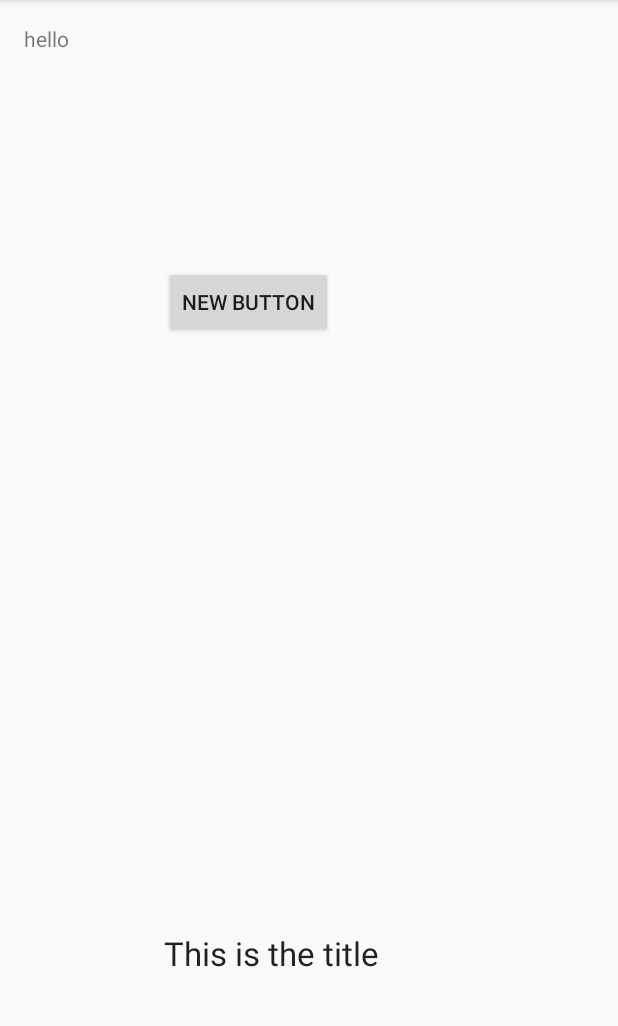
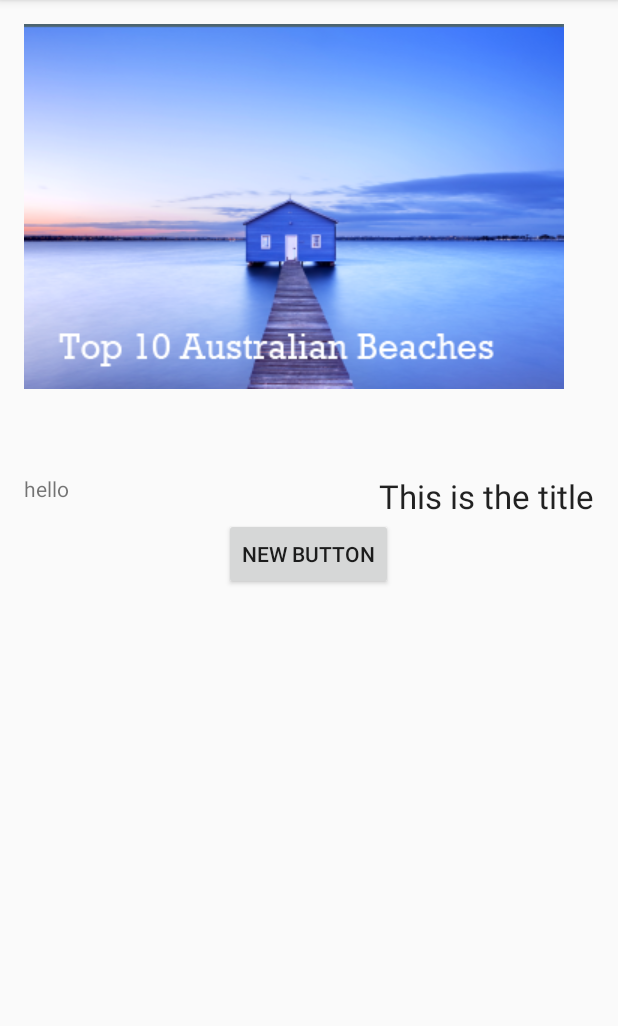
Before and after one commit to EngineerKunle/LocalBroadCast, an Android app: the screen it shows after launch (MainActivity), on a phone screen of 412 x 824 dp, the part 84-1110 px from its top. Run offline under Robolectric (Android 15) with nearby library versions, the phone set to English and light mode, and no system bars; our stand-ins replace ButterKnife.

Commit message:
version rebuild UI

```diff
--- a/app/src/main/java/com/tutorial/engineerkunle/localbroadcast/MainActivity.java
+++ b/app/src/main/java/com/tutorial/engineerkunle/localbroadcast/MainActivity.java
@@ -60,9 +60,7 @@ public class MainActivity extends AppCompatActivity {
         @Override
         public void onReceive(Context context, Intent intent) {
             String data = intent.getStringExtra("TextView");
-
             mTextView.setText(data);
-
         }
     };
 }
--- a/app/src/main/res/layout/activity_main.xml
+++ b/app/src/main/res/layout/activity_main.xml
@@ -9,32 +9,45 @@
     android:paddingTop="@dimen/activity_vertical_margin"
     tools:context="com.tutorial.engineerkunle.localbroadcast.MainActivity">
 
-    <TextView
-        android:id="@+id/text"
+    <LinearLayout
+        android:layout_width="wrap_content"
+        android:layout_height="wrap_content">
+
+        <ImageView
+            android:layout_width="match_parent"
+            android:layout_height="wrap_content"
+            android:src="@drawable/ic_home"/>
+
+    </LinearLayout>
+
+    <RelativeLayout
         android:layout_width="wrap_content"
         android:layout_height="wrap_content"
-        android:text="hello" />
+        android:layout_marginTop="300dp"
+        android:id="@+id/relativeLayout">
+
+         <TextView
+            android:id="@+id/text"
+            android:layout_width="wrap_content"
+            android:layout_height="wrap_content"
+            android:text="hello" />
+
+        <TextView
+            android:id="@+id/textView"
+            android:layout_width="wrap_content"
+            android:layout_height="wrap_content"
+            android:textAppearance="?android:attr/textAppearanceLarge"
+            android:layout_alignParentRight="true"
+            android:text="Large Text" />
+    </RelativeLayout>
 
     <Button
         android:id="@+id/button"
         android:layout_width="wrap_content"
         android:layout_height="wrap_content"
         android:text="New Button"
-        android:layout_below="@+id/text"
-        android:layout_toRightOf="@+id/text"
-        android:layout_toEndOf="@+id/text"
-        android:layout_marginLeft="63dp"
-        android:layout_marginStart="63dp"
-        android:layout_marginTop="142dp" />
+        android:layout_below="@+id/relativeLayout"
+        android:layout_centerHorizontal="true" />
 
-    <TextView
-        android:id="@+id/textView"
-        android:layout_width="wrap_content"
-        android:layout_height="wrap_content"
-        android:textAppearance="?android:attr/textAppearanceLarge"
-        android:text="Large Text"
-        android:layout_alignParentBottom="true"
-        android:layout_alignLeft="@+id/button"
-        android:layout_alignStart="@+id/button"
-        android:layout_marginBottom="102dp" />
+
 </RelativeLayout>
```
Also changed, not shown: app/src/main/res/drawable/ic_home.png (added).
